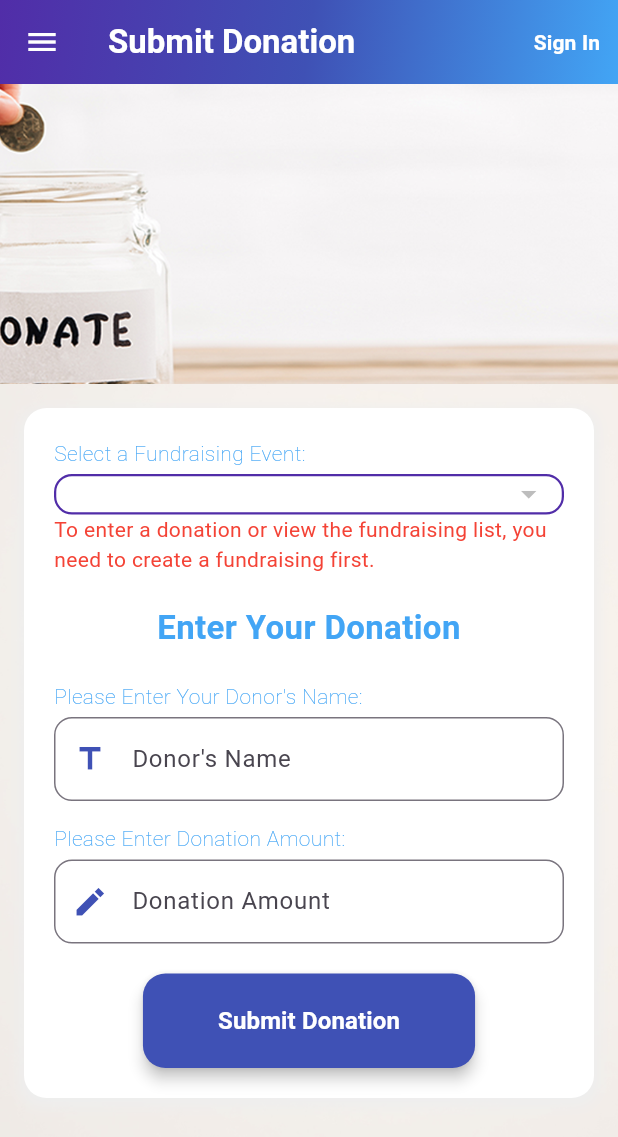
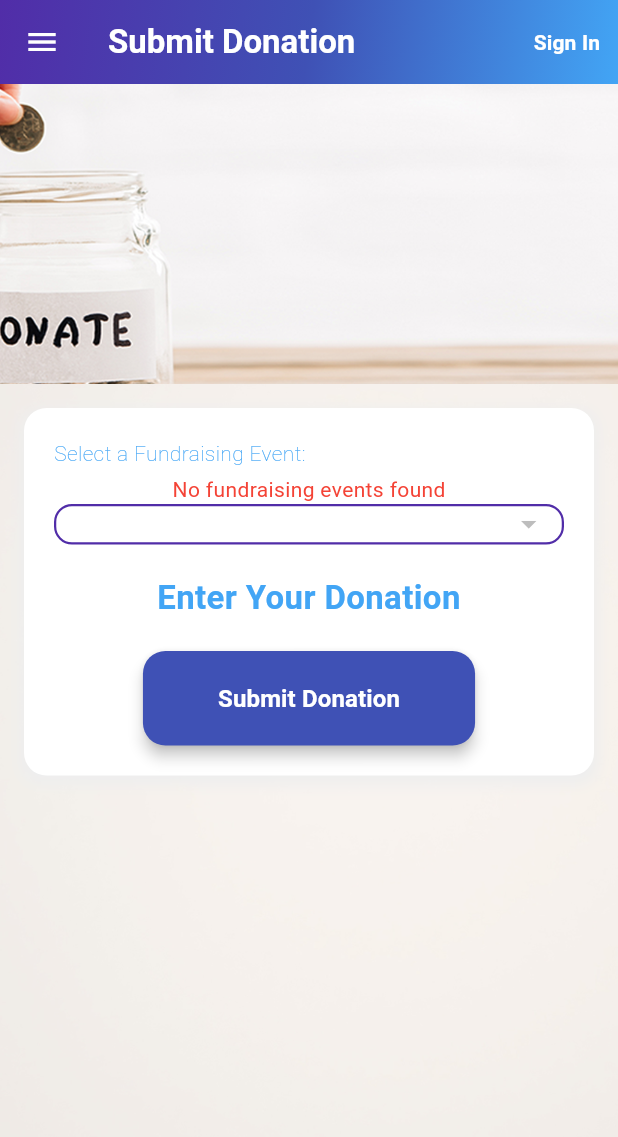
Before and after one commit to suleymansurucu/flutter_fundraising_goal_chart, a Flutter app: the DonationEntryPage screen opened by its route, on a phone screen of 412 x 824 dp. Shown: the top 1137 px of the screen. Run offline on Flutter 3.47's test engine with Material 3 defaults, Android fonts, the phone set to English and light mode, and no system bars; our stand-ins replace another_flushbar, cloud_firestore, easy_stepper, firebase_auth, firebase_core, flutter_screenutil and 4 more; missing offline and left inert: gauge_indicator; accounts and stored records are empty; generated files the repository leaves out were written again.

Commit message:
feat: 🚀latest stable release

```diff
--- /dev/null
+++ b/devtools_options.yaml
@@ -0,0 +1,3 @@
+description: This file stores settings for Dart & Flutter DevTools.
+documentation: https://docs.flutter.dev/tools/devtools/extensions#configure-extension-enablement-states
+extensions:
--- a/lib/views/donation/donation_entry_page.dart
+++ b/lib/views/donation/donation_entry_page.dart
@@ -40,24 +40,65 @@ class _DonationEntryPageState extends State<DonationEntryPage> {
   @override
   void initState() {
     super.initState();
+  }
+
+  @override
+  void didChangeDependencies() {
+    super.didChangeDependencies();
     WidgetsBinding.instance.addPostFrameCallback((_) {
       fetchDataFromViewModes();
     });
   }
 
   void fetchDataFromViewModes() async {
+    print("🔄 fetchDataFromViewModes() başladı...");
+
+    try {
       final fundraisingViewModels =
           Provider.of<FundraisingViewModels>(context, listen: false);
 
-    await fundraisingViewModels.fetchData();
-    Future.delayed(Duration(milliseconds: 400));
+      await fundraisingViewModels.fetchData().catchError((error) {
+        print("🔥 Firestore Hatası: $error");
+      });
+
+      print("✅ Firestore'dan veri çekildi.");
+      await Future.delayed(Duration(milliseconds: 400));
+
+      if (fundraisingViewModels.fundraisingID != null) {
         FundraisingID = fundraisingViewModels.fundraisingID;
+        print("✅ FundraisingID: $FundraisingID");
+      } else {
+        print("⚠️ fundraisingID null!");
+      }
+
+      if (fundraisingViewModels.thisFundraising != null) {
         thisFundraising = fundraisingViewModels.thisFundraising;
+        print("✅ thisFundraising yüklendi.");
+      } else {
+        print("⚠️ thisFundraising null!");
+      }
+
+      if (fundraisingViewModels.list != null) {
         list = fundraisingViewModels.list!;
-    final userViewModels = Provider.of<UserViewModels>(context, listen: false);
+        print("✅ Liste yüklendi: ${list.length} öğe.");
+      } else {
+        list = [];
+        print("⚠️ Liste boş.");
+      }
+
+      final userViewModels =
+          Provider.of<UserViewModels>(context, listen: false);
+
+      if (userViewModels.userModel != null) {
         userID = userViewModels.userModel!.userID;
-    Future.delayed(Duration(milliseconds: 400));
-
+        print("✅ Kullanıcı ID: $userID");
+      } else {
+        print("⚠️ userModel null! Kullanıcı bilgisi alınamadı.");
+      }
+    } catch (e, stackTrace) {
+      print("❌ Genel Hata: $e");
+      print("🔍 Stack Trace: $stackTrace");
+    }
   }
 
   String formatCurrency(double value) {
@@ -166,8 +207,7 @@ class _DonationEntryPageState extends State<DonationEntryPage> {
         ).show(context);
         _donorNameController.clear();
         _donationAmountController.clear();
-      } catch (e) {
-      }
+      } catch (e) {}
     } else {
       _formkey.currentState!.reset();
       _donorNameController.clear();
@@ -188,6 +228,9 @@ class _DonationEntryPageState extends State<DonationEntryPage> {
 
   @override
   Widget build(BuildContext context) {
+    try {
+      print("🔄 Sayfa build ediliyor...");
+
       return Scaffold(
         key: _formKeyForDonationEntry,
         appBar: CustomAppBar(
@@ -195,15 +238,14 @@ class _DonationEntryPageState extends State<DonationEntryPage> {
           scaffoldKey: _formKeyForDonationEntry,
         ),
         drawer: BuildDrawMenu(),
-      // backgroundColor: Constants.background,
-      body: Flexible(
-        child: Container(
+        body: Container( // Flexible'ı kaldır
           width: double.infinity,
           height: double.infinity,
           decoration: BoxDecoration(
             image: DecorationImage(
               image: AssetImage('assets/images/background2.png'),
-                fit: BoxFit.cover),
+              fit: BoxFit.cover,
+            ),
           ),
           child: Column(
             children: [
@@ -234,8 +276,7 @@ class _DonationEntryPageState extends State<DonationEntryPage> {
                       ],
                     ),
                     child: Consumer2<FundraisingViewModels, DonationViewModels>(
-                      builder: (context, fundraisingViewModels,
-                          donationViewModels, widget) {
+                      builder: (context, fundraisingViewModels, donationViewModels, widget) {
                         return Form(
                           key: _formkey,
                           child: Column(
@@ -250,9 +291,9 @@ class _DonationEntryPageState extends State<DonationEntryPage> {
                                     fontWeight: FontWeight.w100),
                               ),
                               const SizedBox(height: 4),
-                              Align(
-                                alignment: Alignment.centerRight,
-                                child: Container(
+                              if (list.isEmpty)
+                                Text('No fundraising events found', style: TextStyle(color: Colors.red)),
+                              Container(
                                 width: 400,
                                 decoration: BoxDecoration(
                                   border: Border.all(
@@ -264,13 +305,10 @@ class _DonationEntryPageState extends State<DonationEntryPage> {
                                 child: DropdownButtonHideUnderline(
                                   child: DropdownButton<String>(
                                     dropdownColor: Constants.background,
-                                      value:
-                                          fundraisingViewModels.thisFundraising,
+                                    value: fundraisingViewModels.thisFundraising,
                                     onChanged: (String? newValue) {
                                       if (newValue != null) {
-                                          fundraisingViewModels
-                                              .onFundraising(newValue);
-                                          // _onFundraising(newValue);
+                                        fundraisingViewModels.onFundraising(newValue);
                                       }
                                     },
                                     isExpanded: true,
@@ -282,13 +320,6 @@ class _DonationEntryPageState extends State<DonationEntryPage> {
                                     }).toList(),
                                   ),
                                 ),
-                                ),
-                              ),
-                              list.isNotEmpty
-                                  ? SizedBox()
-                                  : Text(
-                                      'To enter a donation or view the fundraising list, you need to create a fundraising first.',
-                                      style: TextStyle(color: Colors.red),
                               ),
                               const SizedBox(height: 20),
                               Align(
@@ -303,48 +334,15 @@ class _DonationEntryPageState extends State<DonationEntryPage> {
                                 ),
                               ),
                               const SizedBox(height: 20),
-                              BuildTextForForm(
-                                  text: 'Please Enter Your Donor\'s Name:',
-                                  textColor: Constants.textColor,
-                                  fontSize: 14,
-                                  fontWeight: FontWeight.w100),
-                              const SizedBox(height: 4),
-                              BuildTextFormField(
-                                keyBoardType: TextInputType.text,
-                                labelText: 'Donor\'s Name',
-                                hintText: 'Enter Donor Name',
-                                textFormFieldIcon: Icons.title,
-                                textFormFieldIconColor: Constants.accent,
-                                outLineInputBorderColor: Constants.accent,
-                                outLineInputBorderColorOnFocused:
-                                    Constants.primary,
-                                textEditingController: _donorNameController,
-                                errorText: donationViewModels.donorNameError,
-                              ),
-                              const SizedBox(height: 15),
-                              BuildTextForForm(
-                                  text: 'Please Enter Donation Amount:',
-                                  textColor: Constants.textColor,
-                                  fontSize: 14,
-                                  fontWeight: FontWeight.w100),
-                              const SizedBox(height: 4),
-                              BuildTextFormField(
-                                keyBoardType: TextInputType.number,
-                                labelText: 'Donation Amount',
-                                hintText: 'Enter Donation Amount',
-                                textFormFieldIcon: Icons.mode_edit_sharp,
-                                textFormFieldIconColor: Constants.accent,
-                                outLineInputBorderColor: Constants.accent,
-                                inputFormatters: [_currencyFormatter()],
-                                outLineInputBorderColorOnFocused:
-                                    Constants.primary,
-                                textEditingController:
-                                    _donationAmountController,
-                                errorText: donationViewModels.donorAmountError,
-                              ),
-                              const SizedBox(height: 20),
                               BuildElevatedButton(
-                                onPressed: _submitForm,
+                                onPressed: () {
+                                  try {
+                                    _submitForm();
+                                  } catch (e, stackTrace) {
+                                    print("🚨 Hata: $e");
+                                    print(stackTrace);
+                                  }
+                                },
                                 buttonText: "Submit Donation",
                                 buttonColor: Constants.accent,
                                 textColor: Colors.white,
@@ -365,7 +363,12 @@ class _DonationEntryPageState extends State<DonationEntryPage> {
             ],
           ),
         ),
-      ),
       );
+    } catch (e, stackTrace) {
+      print("❌ Build sırasında hata oluştu: $e");
+      print("🔍 Stack Trace: $stackTrace");
+      return Center(child: Text("❌ Sayfa yüklenirken hata oluştu: $e"));
     }
   }
+
+}
--- a/lib/views/home/home_page.dart
+++ b/lib/views/home/home_page.dart
@@ -197,7 +197,7 @@ class HomePage extends StatelessWidget {
               // Open email client
             },
             child: const Text(
-              "📧 support@fundraisinggoalchart.com",
+              "📧 suleymansurucu95@gmail.com",
               style: TextStyle(fontSize: 16, color: Colors.white, fontWeight: FontWeight.w600, decoration: TextDecoration.underline),
             ),
           ),
--- a/pubspec.yaml
+++ b/pubspec.yaml
@@ -49,9 +49,9 @@ dependencies:
   flutter_screenutil: ^5.9.3
   excel: ^4.0.6
   path_provider: ^2.1.5
-  html: ^0.15.0
   easy_stepper: ^0.8.5+1
   flutter_widget_from_html: ^0.16.0
+  url_launcher: ^6.3.1
 
 
 
```
Also changed, not shown: lib/view_models/fundraising_view_models.dart (+6 -1 lines), lib/views/home/contact_us.dart (+14 -3 lines), pubspec.lock, 7 other files. Lines whose indentation alone changed are shown as unchanged.
